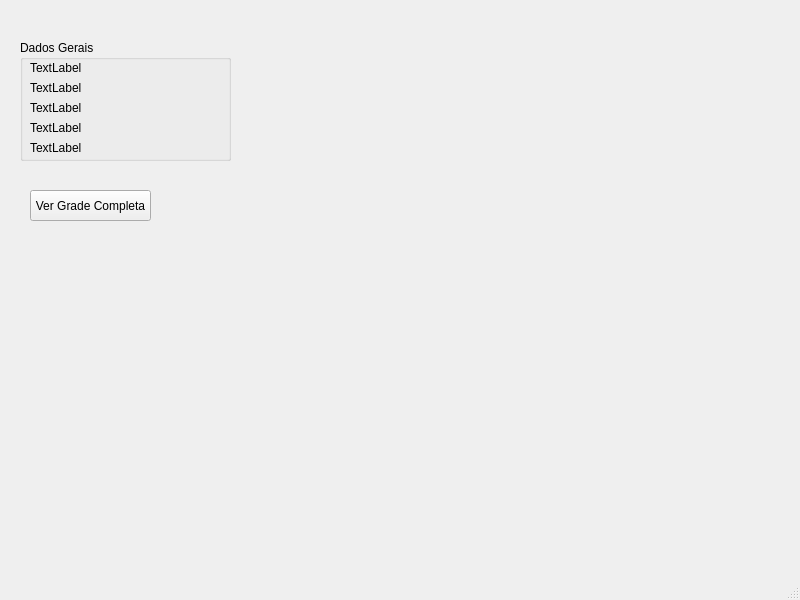
Qt form src-v1/PetroPlanner/telainicial.ui (ldsc/ProjetoEngenharia-SimuladorDePlanejamentoDasAtividadesDoEstudanteEngenharia) before a commit.
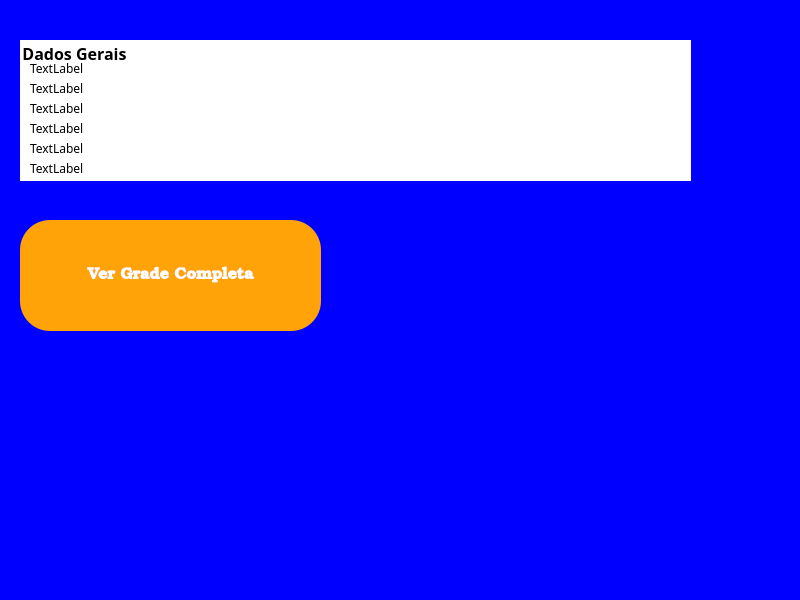
The same form after that commit.

Commit message: Disciplinas totais e separador acrescentados no txt e visual colorido tela principal

```diff
--- a/src-v1/PetroPlanner/telainicial.ui
+++ b/src-v1/PetroPlanner/telainicial.ui
@@ -10,19 +10,47 @@
     <height>600</height>
    </rect>
   </property>
+  <property name="font">
+   <font>
+    <family>Arial</family>
+    <bold>true</bold>
+   </font>
+  </property>
   <property name="windowTitle">
    <string>TelaInicial</string>
   </property>
+  <property name="autoFillBackground">
+   <bool>false</bool>
+  </property>
+  <property name="styleSheet">
+   <string notr="true">background-color: blue;</string>
+  </property>
   <widget class="QWidget" name="centralwidget">
+   <property name="styleSheet">
+    <string notr="true">w</string>
+   </property>
    <widget class="QPushButton" name="botaoVerGradeCompleta">
     <property name="geometry">
      <rect>
-      <x>30</x>
-      <y>190</y>
-      <width>121</width>
-      <height>31</height>
+      <x>20</x>
+      <y>220</y>
+      <width>301</width>
+      <height>111</height>
      </rect>
     </property>
+    <property name="font">
+     <font>
+      <family>Bookman Old Style</family>
+      <pointsize>12</pointsize>
+      <bold>true</bold>
+     </font>
+    </property>
+    <property name="toolTipDuration">
+     <number>-4</number>
+    </property>
+    <property name="styleSheet">
+     <string notr="true">background-color: #ffa308; color: white; border-radius: 30px;</string>
+    </property>
     <property name="text">
      <string>Ver Grade Completa</string>
     </property>
@@ -32,10 +60,24 @@
      <rect>
       <x>20</x>
       <y>40</y>
-      <width>211</width>
-      <height>121</height>
+      <width>671</width>
+      <height>141</height>
      </rect>
     </property>
+    <property name="font">
+     <font>
+      <family>Book Antiqua</family>
+      <pointsize>12</pointsize>
+      <italic>false</italic>
+      <bold>true</bold>
+     </font>
+    </property>
+    <property name="layoutDirection">
+     <enum>Qt::LayoutDirection::LeftToRight</enum>
+    </property>
+    <property name="styleSheet">
+     <string notr="true">background-color: white; color: black; border: none;</string>
+    </property>
     <property name="title">
      <string>Dados Gerais</string>
     </property>
@@ -48,6 +90,18 @@
        <height>16</height>
       </rect>
      </property>
+     <property name="font">
+      <font>
+       <family>Book Antiqua</family>
+       <bold>false</bold>
+      </font>
+     </property>
+     <property name="layoutDirection">
+      <enum>Qt::LayoutDirection::LeftToRight</enum>
+     </property>
+     <property name="styleSheet">
+      <string notr="true"/>
+     </property>
      <property name="text">
       <string>TextLabel</string>
      </property>
@@ -61,6 +115,12 @@
        <height>16</height>
       </rect>
      </property>
+     <property name="font">
+      <font>
+       <family>Book Antiqua</family>
+       <bold>false</bold>
+      </font>
+     </property>
      <property name="text">
       <string>TextLabel</string>
      </property>
@@ -74,6 +134,12 @@
        <height>16</height>
       </rect>
      </property>
+     <property name="font">
+      <font>
+       <family>Book Antiqua</family>
+       <bold>false</bold>
+      </font>
+     </property>
      <property name="text">
       <string>TextLabel</string>
      </property>
@@ -87,6 +153,12 @@
        <height>16</height>
       </rect>
      </property>
+     <property name="font">
+      <font>
+       <family>Book Antiqua</family>
+       <bold>false</bold>
+      </font>
+     </property>
      <property name="text">
       <string>TextLabel</string>
      </property>
@@ -99,6 +171,31 @@
        <width>191</width>
        <height>16</height>
       </rect>
+     </property>
+     <property name="font">
+      <font>
+       <family>Book Antiqua</family>
+       <bold>false</bold>
+      </font>
+     </property>
+     <property name="text">
+      <string>TextLabel</string>
+     </property>
+    </widget>
+    <widget class="QLabel" name="labelDisciplinasEmCurso">
+     <property name="geometry">
+      <rect>
+       <x>10</x>
+       <y>120</y>
+       <width>661</width>
+       <height>16</height>
+      </rect>
+     </property>
+     <property name="font">
+      <font>
+       <family>Book Antiqua</family>
+       <bold>false</bold>
+      </font>
      </property>
      <property name="text">
       <string>TextLabel</string>
```
The commit also changes 11 other files.
